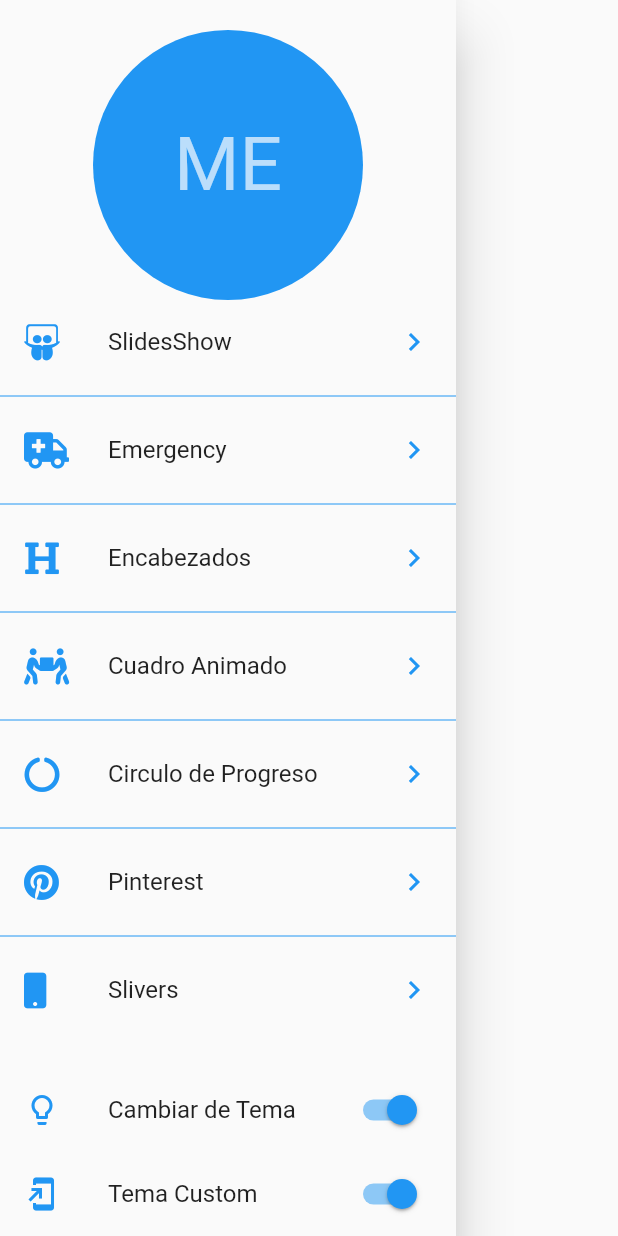
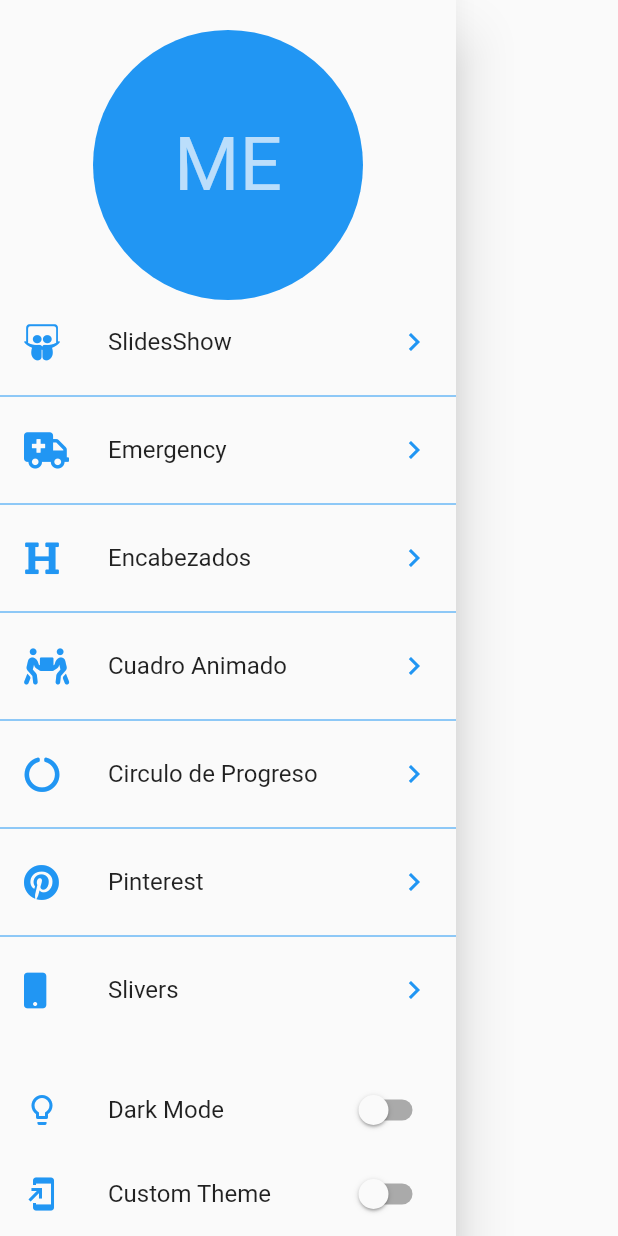
Before and after one commit to MarcosEscobarR/flutter-animations, a Flutter app: the _MenuDrawer widget shown alone on an empty page, opened directly, on a phone screen of 412 x 824 dp. Run offline on Flutter 3.47's test engine with Material 2 defaults, Android fonts, the phone set to English and light mode, and no system bars; our stand-ins replace animate_do, flutter_svg, font_awesome_flutter.

Commit message:
theme finsch

```diff
--- a/lib/pages/luancher_page.dart
+++ b/lib/pages/luancher_page.dart
@@ -1,7 +1,9 @@
+import 'package:disenhos/theme/theme.dart';
 import 'package:flutter/cupertino.dart';
 import 'package:flutter/material.dart';
 import 'package:font_awesome_flutter/font_awesome_flutter.dart';
 import 'package:disenhos/Routes/Routes.dart';
+import 'package:provider/provider.dart';
 
 class LauncherPage extends StatelessWidget {
 
@@ -47,6 +49,7 @@ class _MenuOptions extends StatelessWidget {
 class _MenuDrawer extends StatelessWidget {
   @override
   Widget build(BuildContext context) {
+    final theme = Provider.of<ThemeChanger>(context);
     return Drawer(
         child: Container(
       child: Column(
@@ -65,20 +68,26 @@ class _MenuDrawer extends StatelessWidget {
           ),
           Expanded(child: _MenuOptions()),
           ListTile(
-            title: Text('Cambiar de Tema'),
+            title: Text('Dark Mode'),
             leading: Icon(
               Icons.lightbulb_outline,
               color: Colors.blue,
             ),
-            trailing: Switch.adaptive(value: true, onChanged: (value) {}),
+            trailing: Switch.adaptive(
+                value: theme.darkMode,
+                onChanged: (value) => theme.darkMode = value
+                ),
           ),
           ListTile(
-            title: Text('Tema Custom '),
+            title: Text('Custom Theme'),
             leading: Icon(
               Icons.add_to_home_screen_outlined,
               color: Colors.blue,
             ),
-            trailing: Switch.adaptive(value: true, onChanged: (value) {}),
+            trailing: Switch.adaptive(
+                value: theme.customMode,
+                onChanged: (value)  => theme.customMode = value
+                ),
           )
         ],
       ),
--- /dev/null
+++ b/lib/theme/theme.dart
@@ -0,0 +1,30 @@
+import 'package:flutter/material.dart';
+
+class ThemeChanger with ChangeNotifier {
+  bool _darkMode = false;
+  bool _customMode = false;
+  ThemeData _currentTheme;
+
+  bool get darkMode => this._darkMode;
+  bool get customMode => this._customMode;
+  ThemeData get currentTheme => this._currentTheme;
+
+  set darkMode(bool val) {
+    this._darkMode = val;
+    this._customMode = false;
+    if (val) {
+      this._currentTheme = ThemeData.dark();
+    } else {
+      this._currentTheme = ThemeData.light();
+    }
+    notifyListeners();
+  }
+
+  set customMode(bool val) {
+    this._darkMode = false;
+    this._customMode = val;
+    this._currentTheme = ThemeData.light();
+
+    notifyListeners();
+  }
+}
```
Also changed, not shown: lib/main.dart (+8 -1 lines).
